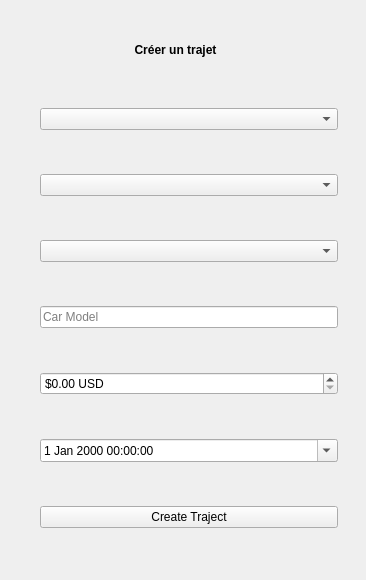
The window that AppCovoiturage/drivercreatetrip.ui (MossabMilha/App-Covoiturage) describes before a commit, drawn with Qt 5.
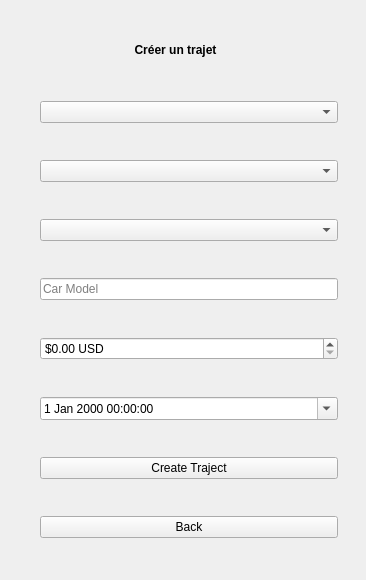
The same window after the commit.

```diff
--- a/AppCovoiturage/drivercreatetrip.ui
+++ b/AppCovoiturage/drivercreatetrip.ui
@@ -91,6 +91,13 @@
       </property>
      </widget>
     </item>
+    <item>
+     <widget class="QPushButton" name="backBtn">
+      <property name="text">
+       <string>Back</string>
+      </property>
+     </widget>
+    </item>
    </layout>
   </widget>
   <widget class="QLabel" name="label">
```
